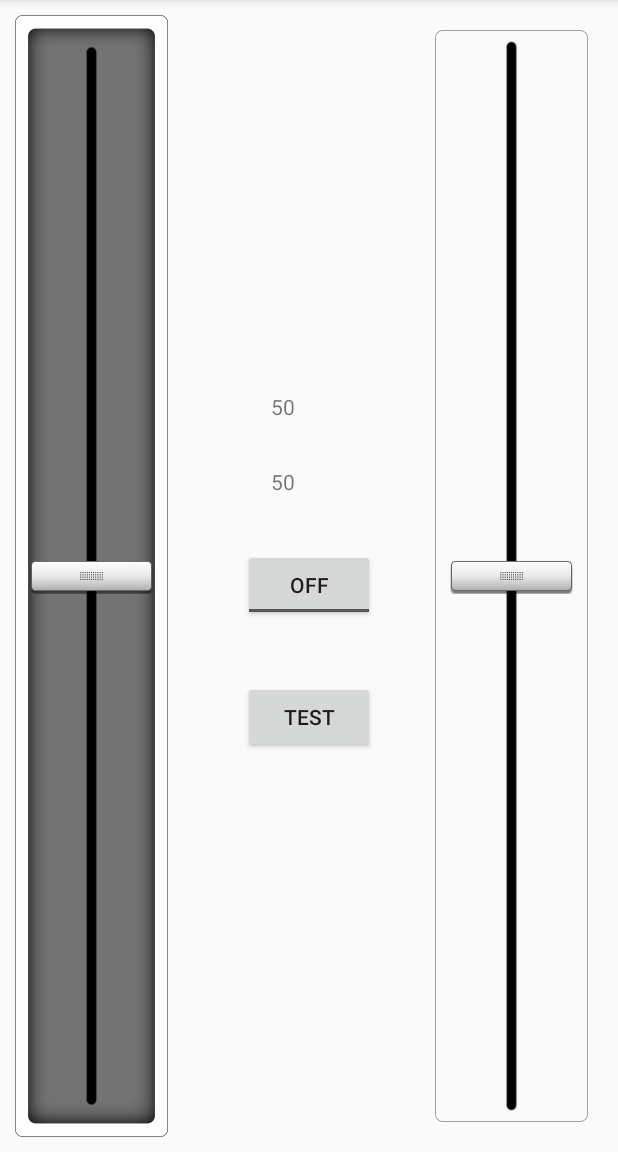
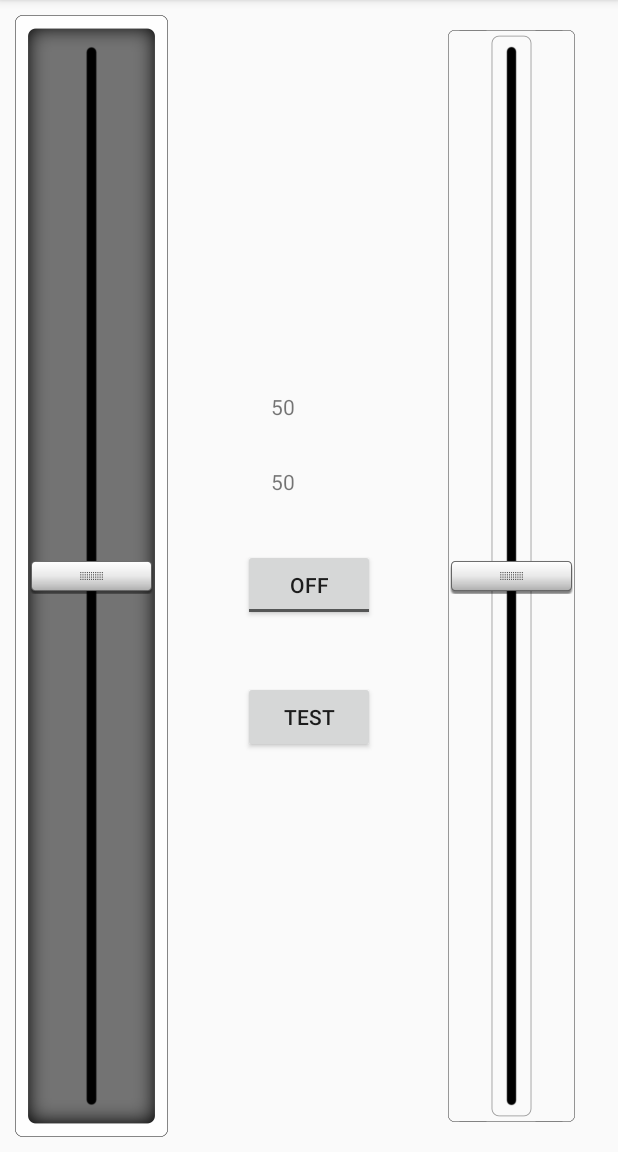
Before and after one commit to bundie1990/RoboRC, an Android app: the screen it shows after launch (MainActivity), on a phone screen of 412 x 824 dp, the part 84-1236 px from its top. Run offline under Robolectric (Android 15) with nearby library versions, the phone set to English and light mode, and no system bars.

Commit message:
Update light theme

```diff
--- a/app/src/main/res/layout/activity_main.xml
+++ b/app/src/main/res/layout/activity_main.xml
@@ -34,10 +34,12 @@
             android:progress="50"
             android:thumb="@drawable/seek_thumb"
             android:background="@drawable/seek_back_light"
+            android:progressDrawable="@android:color/transparent"
             android:layout_margin="20dp"
-            android:progressDrawable="@android:color/transparent"
             android:paddingTop="10dp"
-            android:paddingBottom="10dp" />
+            android:paddingBottom="10dp"
+            android:paddingLeft="20dp"
+            android:paddingRight="20dp" />
 
         <LinearLayout
             android:orientation="horizontal"
```
Also changed, not shown: app/src/main/res/drawable-xxhdpi/seek_back_light.9.png, 2 other files.
